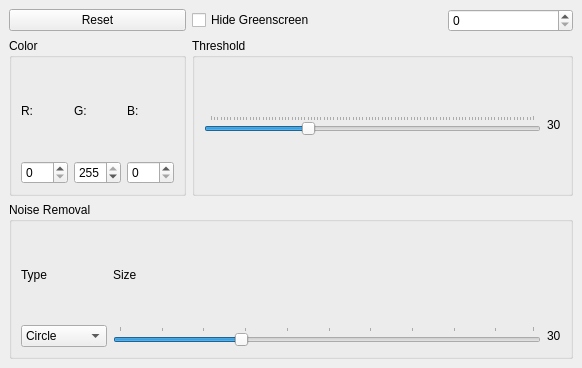
Before: the Qt Designer form greenscreen.ui in niv-d/python-greenscreen, drawn with Qt 5.
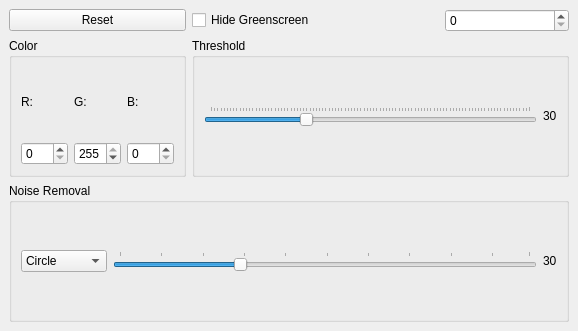
After: the same form once the commit is applied.

Diff of the .ui file:
```diff
--- a/greenscreen.ui
+++ b/greenscreen.ui
@@ -6,8 +6,8 @@
    <rect>
     <x>0</x>
     <y>0</y>
-    <width>582</width>
-    <height>368</height>
+    <width>578</width>
+    <height>331</height>
    </rect>
   </property>
   <property name="sizePolicy">
@@ -27,13 +27,6 @@
        <string>Noise Removal</string>
       </property>
       <layout class="QGridLayout" name="gridLayout">
-       <item row="0" column="1" colspan="2">
-        <widget class="QLabel" name="label_2">
-         <property name="text">
-          <string>Size</string>
-         </property>
-        </widget>
-       </item>
        <item row="1" column="0">
         <widget class="QComboBox" name="comboBoxNoise">
          <property name="toolTip">
@@ -63,13 +56,6 @@
          </property>
         </widget>
        </item>
-       <item row="0" column="0">
-        <widget class="QLabel" name="label">
-         <property name="text">
-          <string>Type</string>
-         </property>
-        </widget>
-       </item>
        <item row="1" column="1">
         <widget class="QSlider" name="horizontalSliderNoiseSize">
          <property name="minimumSize">
```
Left out of the diff: 6 changed lines with no effect on the pictures.
